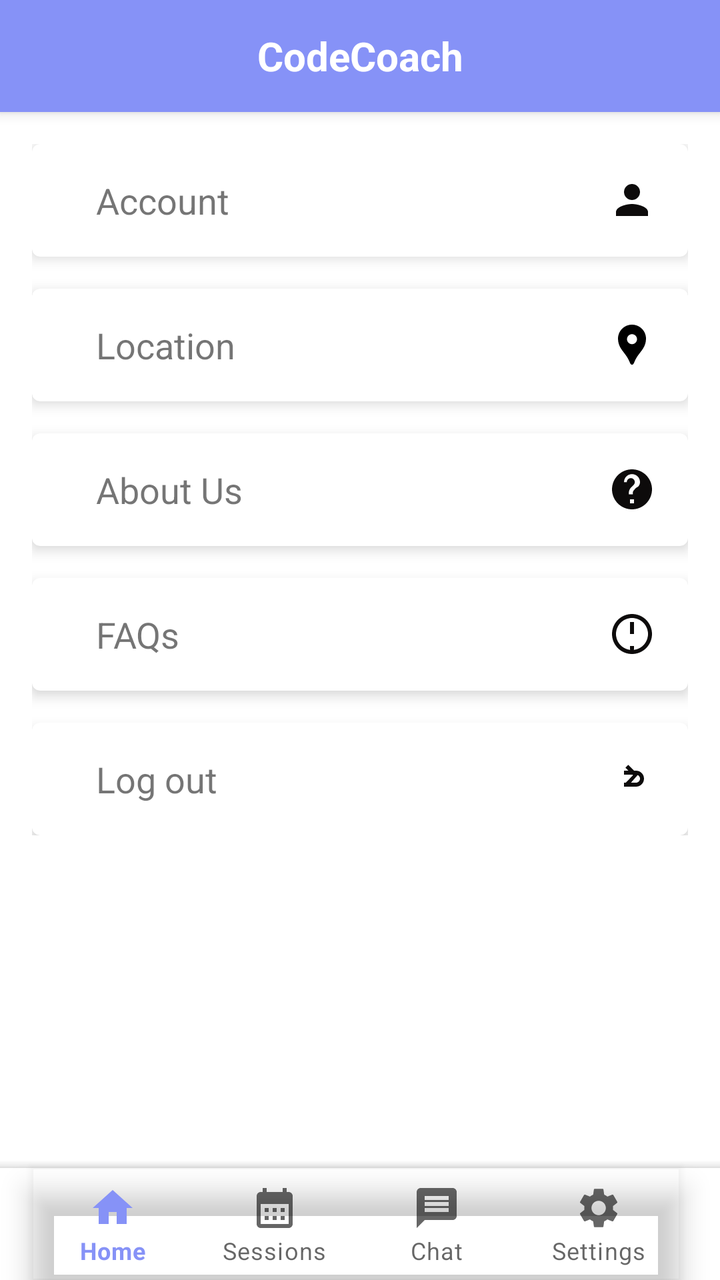
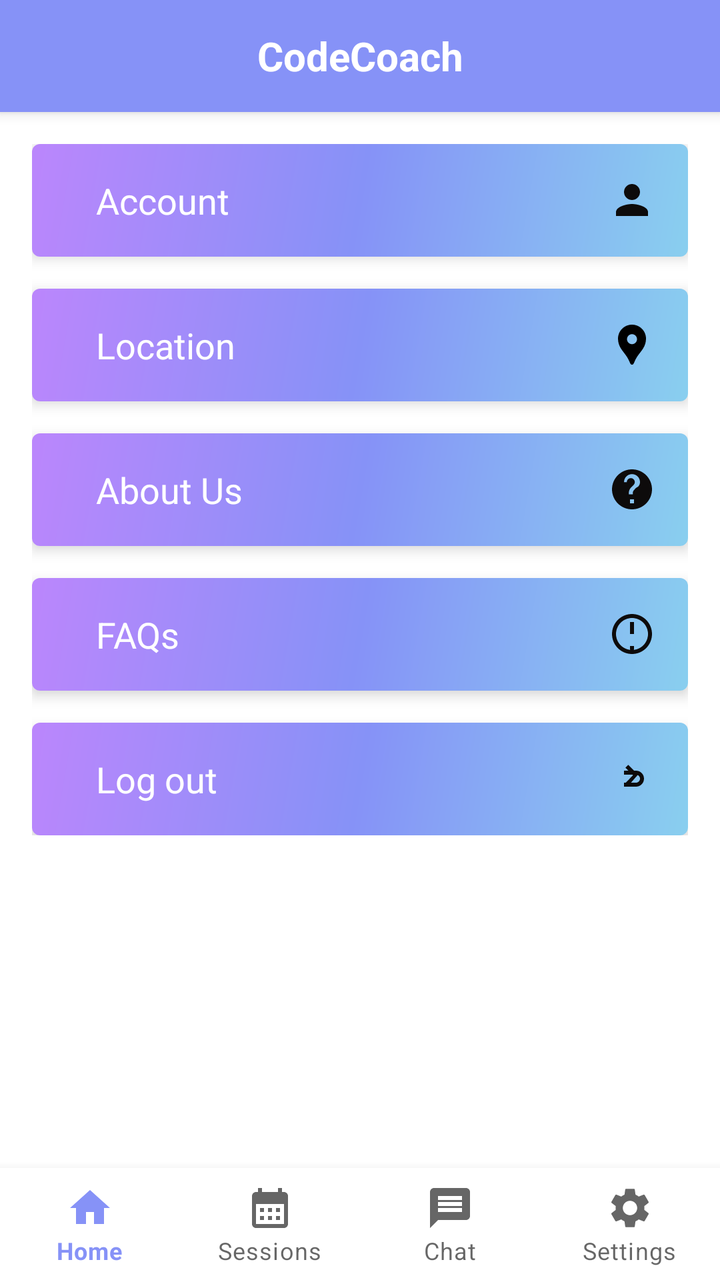

Two renders of the same Android screen: before a commit and after it. Below are the layout's source before the change and the commit's diff.
<!-- AndroidManifest.xml: application theme Theme.CC -->
<!-- res/layout/activity_tutor_settings.xml -->
<?xml version="1.0" encoding="utf-8"?>
<androidx.constraintlayout.widget.ConstraintLayout
    xmlns:android="http://schemas.android.com/apk/res/android"
    xmlns:app="http://schemas.android.com/apk/res-auto"
    xmlns:tools="http://schemas.android.com/tools"
    android:id="@+id/main"
    android:layout_width="match_parent"
    android:layout_height="match_parent"
    android:background="@android:color/system_on_tertiary_light"
    tools:context=".TutorSettings"
    tools:ignore="NewApi">

    <androidx.appcompat.widget.Toolbar
        android:id="@+id/top_bar"
        android:layout_width="match_parent"
        android:layout_height="wrap_content"
        android:background="?attr/colorPrimary"
        android:elevation="4dp"
        tools:ignore="MissingConstraints">

        <TextView
            android:id="@+id/top_bar_title"
            android:layout_width="wrap_content"
            android:layout_height="wrap_content"
            android:layout_gravity="center"
            android:text="CodeCoach"
            android:textColor="@android:color/white"
            android:textSize="20sp"
            android:textStyle="bold" />
    </androidx.appcompat.widget.Toolbar>

    <ScrollView
        android:id="@+id/scrollView"
        android:layout_width="0dp"
        android:layout_height="0dp"
        app:layout_constraintTop_toBottomOf="@id/top_bar"
        app:layout_constraintBottom_toTopOf="@id/bottomAppBar"
        app:layout_constraintStart_toStartOf="parent"
        app:layout_constraintEnd_toEndOf="parent">

        <LinearLayout
            android:layout_width="match_parent"
            android:layout_height="wrap_content"
            android:orientation="vertical"
            android:padding="16dp">

            <com.google.android.material.card.MaterialCardView
                android:id="@+id/accountCard"
                android:layout_width="match_parent"
                android:layout_height="wrap_content"
                android:layout_marginBottom="16dp"
                android:clickable="true"
                android:focusable="true"
                app:cardElevation="4dp">

                <LinearLayout
                    android:layout_width="match_parent"
                    android:layout_height="wrap_content"
                    android:orientation="horizontal"
                    android:padding="16dp"
                    android:gravity="center_vertical">

                    <TextView
                        android:layout_width="0dp"
                        android:layout_height="wrap_content"
                        android:layout_marginStart="16dp"
                        android:layout_weight="1"
                        android:text="Account"
                        android:textSize="18sp" />

                    <ImageView
                        android:layout_width="24dp"
                        android:layout_height="24dp"
                        android:contentDescription="@string/next"
                        android:src="@drawable/baseline_person_2" />
                </LinearLayout>
            </com.google.android.material.card.MaterialCardView>

            <com.google.android.material.card.MaterialCardView
                android:layout_width="match_parent"
                android:layout_height="wrap_content"
                android:layout_marginBottom="16dp"
                android:id="@+id/locationCard"
                android:clickable="true"
                android:focusable="true"
                app:cardElevation="4dp">

                <LinearLayout
                    android:layout_width="match_parent"
                    android:layout_height="wrap_content"
                    android:orientation="horizontal"
                    android:padding="16dp"
                    android:gravity="center_vertical">

                    <TextView
                        android:layout_width="0dp"
                        android:layout_height="wrap_content"
                        android:layout_marginStart="16dp"
                        android:layout_weight="1"
                        android:text="Location"
                        android:textSize="18sp" />

                    <ImageView
                        android:layout_width="24dp"
                        android:layout_height="24dp"
                        android:src="@drawable/baseline_location_pin_24"
                        android:contentDescription="@string/next" />
                </LinearLayout>
            </com.google.android.material.card.MaterialCardView>

            <com.google.android.material.card.MaterialCardView
                android:layout_width="match_parent"
                android:layout_height="wrap_content"
                android:layout_marginBottom="16dp"
                android:clickable="true"
                android:id="@+id/TutorAboutUs"
                android:focusable="true"
                app:cardElevation="4dp">

                <LinearLayout
                    android:layout_width="match_parent"
                    android:layout_height="wrap_content"
                    android:orientation="horizontal"
                    android:padding="16dp"
                    android:gravity="center_vertical">

                    <TextView
                        android:layout_width="0dp"
                        android:layout_height="wrap_content"
                        android:layout_marginStart="16dp"
                        android:layout_weight="1"
                        android:text="About Us"
                        android:textSize="18sp" />

                    <ImageView
                        android:layout_width="24dp"
                        android:layout_height="24dp"
                        android:src="@drawable/baseline_aboutus_24"
                        android:contentDescription="@string/next" />
                </LinearLayout>
            </com.google.android.material.card.MaterialCardView>

            <com.google.android.material.card.MaterialCardView
                android:layout_width="match_parent"
                android:layout_height="wrap_content"
                android:layout_marginBottom="16dp"
                android:id="@+id/TutorFaqCard"
                android:clickable="true"
                android:focusable="true"
                app:cardElevation="4dp">

                <LinearLayout
                    android:layout_width="match_parent"
                    android:layout_height="wrap_content"
                    android:orientation="horizontal"
                    android:padding="16dp"
                    android:gravity="center_vertical">

                    <TextView
                        android:layout_width="0dp"
                        android:layout_height="wrap_content"
                        android:layout_marginStart="16dp"
                        android:layout_weight="1"
                        android:text="FAQs"
                        android:textSize="18sp" />

                    <ImageView
                        android:layout_width="24dp"
                        android:layout_height="24dp"
                        android:src="@drawable/baseline_faqs_24"
                        android:contentDescription="@string/next" />
                </LinearLayout>
            </com.google.android.material.card.MaterialCardView>

            <com.google.android.material.card.MaterialCardView
                android:layout_width="match_parent"
                android:layout_height="wrap_content"
                android:clickable="true"
                android:id="@+id/logoutCard"
                android:focusable="true"
                app:cardElevation="4dp">

                <LinearLayout
                    android:layout_width="match_parent"
                    android:layout_height="wrap_content"
                    android:orientation="horizontal"
                    android:padding="16dp"
                    android:gravity="center_vertical">

                    <TextView
                        android:layout_width="0dp"
                        android:layout_height="wrap_content"
                        android:layout_marginStart="16dp"
                        android:layout_weight="1"
                        android:text="Log out"
                        android:textSize="18sp" />

                    <ImageView
                        android:layout_width="24dp"
                        android:layout_height="24dp"
                        android:src="@drawable/baseline_logout_24"
                        android:contentDescription="@string/next" />
                </LinearLayout>
            </com.google.android.material.card.MaterialCardView>

        </LinearLayout>
    </ScrollView>

    <FrameLayout
        android:id="@+id/fragment_container"
        android:layout_width="match_parent"
        android:layout_height="match_parent"
        android:layout_above="@id/bottomNavigationView"
        android:visibility="gone"
        tools:ignore="NotSibling" />

    <com.google.android.material.bottomappbar.BottomAppBar
        android:id="@+id/bottomAppBar"
        android:layout_width="match_parent"
        android:layout_height="wrap_content"
        android:background="@color/white"
        app:fabCradleMargin="10dp"
        app:fabCradleRoundedCornerRadius="50dp"
        app:layout_constraintBottom_toBottomOf="parent"
        app:layout_constraintStart_toStartOf="parent"
        app:layout_constraintEnd_toEndOf="parent"
        tools:ignore="BottomAppBar">

        <com.google.android.material.bottomnavigation.BottomNavigationView
            android:id="@+id/bottomNavigationView"
            android:layout_width="wrap_content"
            android:layout_height="wrap_content"
            android:layout_marginEnd="20dp"
            app:labelVisibilityMode="labeled"
            android:background="@android:color/transparent"
            app:menu="@menu/bottom_menu" />

    </com.google.android.material.bottomappbar.BottomAppBar>

</androidx.constraintlayout.widget.ConstraintLayout>
<!-- resources referenced by this layout -->
<resources>
  <color name="white">#FFFFFFFF</color>
  <!-- drawable baseline_aboutus_24 (drawable) -->
  <vector xmlns:android="http://schemas.android.com/apk/res/android"
      android:width="24dp"
      android:height="24dp"
      android:viewportWidth="24"
      android:viewportHeight="24"
      android:tint="#0D0B0B">
      <path
          android:fillColor="@color/white"
          android:pathData="M12 2C6.48 2 2 6.48 2 12s4.48 10 10 10 10-4.48 10-10S17.52 2 12 2zm1 17h-2v-2h2v2zm1.07-7.75l-.9.92c-.43.44-.77.97-.77 1.58v.75h-2v-.75c0-.99.45-1.99 1.17-2.71l1.24-1.24c.37-.37.59-.88.59-1.41 0-1.1-.9-2-2-2s-2 .9-2 2H8c0-2.21 1.79-4 4-4s4 1.79 4 4c0 .88-.36 1.68-.93 2.25z"/>
  </vector>
  <!-- drawable baseline_faqs_24 (drawable) -->
  <vector xmlns:android="http://schemas.android.com/apk/res/android"
      android:width="24dp"
      android:height="24dp"
      android:viewportWidth="24"
      android:viewportHeight="24"
      android:tint="#0D0B0B">
      <path
          android:fillColor="@color/white"
          android:pathData="M11 18h2v2h-2v-2zm1-16C6.48 2 2 6.48 2 12s4.48 10 10 10 10-4.48 10-10S17.52 2 12 2zm0 18c-4.41 0-8-3.59-8-8s3.59-8 8-8 8 3.59 8 8-3.59 8-8 8zm1-12h-2v4h2v-4zm0-2h-2v2h2V6z"/>
  </vector>
  <!-- drawable baseline_logout_24 (drawable) -->
  <vector xmlns:android="http://schemas.android.com/apk/res/android"
      android:width="24dp"
      android:height="24dp"
      android:viewportWidth="24"
      android:viewportHeight="24"
      android:tint="#0D0B0B">
      <path
          android:fillColor="@color/white"
          android:pathData="M10.09,15.59L8.67,14.17L12.5,10.33L8.67,6.5L10.09,5.09L15,10L10.09,15.59z M16,12c0,-1.11 -0.9,-2 -2,-2h-6v-2h6c2.21,0 4,1.79 4,4c0,2.21 -1.79,4 -4,4h-6v-2h6c1.1,0 2,-0.89 2,-2z"/>
  </vector>
  <!-- drawable baseline_person_2 (drawable) -->
  <vector xmlns:android="http://schemas.android.com/apk/res/android" android:height="24dp" android:tint="#0D0B0B" android:viewportHeight="24" android:viewportWidth="24" android:width="24dp">
        
      <path android:fillColor="@color/white" android:pathData="M12,12c2.21,0 4,-1.79 4,-4s-1.79,-4 -4,-4 -4,1.79 -4,4 1.79,4 4,4zM12,14c-2.67,0 -8,1.34 -8,4v2h16v-2c0,-2.66 -5.33,-4 -8,-4z"/>
      
  </vector>
  <string name="next">Next</string>
  <style name="Theme.CC" parent="Base.Theme.CC" />
  <style name="Base.Theme.CC" parent="Theme.MaterialComponents.DayNight.NoActionBar">
          
          <item name="colorPrimary">@color/lavender</item>
          <item name="colorPrimaryVariant">@color/lavender</item>
          <item name="colorOnPrimary">@color/white</item>
          
          <item name="colorSecondary">@color/teal_200</item>
          <item name="colorSecondaryVariant">@color/teal_700</item>
          <item name="colorOnSecondary">@color/black</item>
          
          <item name="android:statusBarColor">?attr/colorPrimaryVariant</item>
          
          
      </style>
  <color name="lavender">#8692f7</color>
  <color name="teal_200">#FF03DAC5</color>
  <color name="teal_700">#FF018786</color>
  <color name="black">#FF000000</color>
  <!-- unchanged entries left out for length: 1 -->
</resources>

<!-- the commit's change to res/layout/activity_tutor_settings.xml (unified diff, before → after) -->
@@ -34,7 +34,7 @@
         android:layout_width="0dp"
         android:layout_height="0dp"
         app:layout_constraintTop_toBottomOf="@id/top_bar"
-        app:layout_constraintBottom_toTopOf="@id/bottomAppBar"
+        app:layout_constraintBottom_toTopOf="@id/bottomNavigationView"
         app:layout_constraintStart_toStartOf="parent"
         app:layout_constraintEnd_toEndOf="parent">
 
@@ -56,15 +56,17 @@
                 <LinearLayout
                     android:layout_width="match_parent"
                     android:layout_height="wrap_content"
-                    android:orientation="horizontal"
-                    android:padding="16dp"
-                    android:gravity="center_vertical">
-
-                    <TextView
-                        android:layout_width="0dp"
-                        android:layout_height="wrap_content"
-                        android:layout_marginStart="16dp"
-                        android:layout_weight="1"
+                    android:background="@drawable/gradient"
+                    android:orientation="horizontal"
+                    android:padding="16dp"
+                    android:gravity="center_vertical">
+
+                    <TextView
+                        android:layout_width="0dp"
+                        android:layout_height="wrap_content"
+                        android:layout_marginStart="16dp"
+                        android:layout_weight="1"
+                        android:textColor="@color/white"
                         android:text="Account"
                         android:textSize="18sp" />
 
@@ -89,14 +91,16 @@
                     android:layout_width="match_parent"
                     android:layout_height="wrap_content"
                     android:orientation="horizontal"
-                    android:padding="16dp"
-                    android:gravity="center_vertical">
-
-                    <TextView
-                        android:layout_width="0dp"
-                        android:layout_height="wrap_content"
-                        android:layout_marginStart="16dp"
-                        android:layout_weight="1"
+                    android:background="@drawable/gradient"
+                    android:padding="16dp"
+                    android:gravity="center_vertical">
+
+                    <TextView
+                        android:layout_width="0dp"
+                        android:layout_height="wrap_content"
+                        android:layout_marginStart="16dp"
+                        android:layout_weight="1"
+                        android:textColor="@color/white"
                         android:text="Location"
                         android:textSize="18sp" />
 
@@ -121,14 +125,16 @@
                     android:layout_width="match_parent"
                     android:layout_height="wrap_content"
                     android:orientation="horizontal"
-                    android:padding="16dp"
-                    android:gravity="center_vertical">
-
-                    <TextView
-                        android:layout_width="0dp"
-                        android:layout_height="wrap_content"
-                        android:layout_marginStart="16dp"
-                        android:layout_weight="1"
+                    android:background="@drawable/gradient"
+                    android:padding="16dp"
+                    android:gravity="center_vertical">
+
+                    <TextView
+                        android:layout_width="0dp"
+                        android:layout_height="wrap_content"
+                        android:layout_marginStart="16dp"
+                        android:layout_weight="1"
+                        android:textColor="@color/white"
                         android:text="About Us"
                         android:textSize="18sp" />
 
@@ -153,14 +159,16 @@
                     android:layout_width="match_parent"
                     android:layout_height="wrap_content"
                     android:orientation="horizontal"
-                    android:padding="16dp"
-                    android:gravity="center_vertical">
-
-                    <TextView
-                        android:layout_width="0dp"
-                        android:layout_height="wrap_content"
-                        android:layout_marginStart="16dp"
-                        android:layout_weight="1"
+                    android:background="@drawable/gradient"
+                    android:padding="16dp"
+                    android:gravity="center_vertical">
+
+                    <TextView
+                        android:layout_width="0dp"
+                        android:layout_height="wrap_content"
+                        android:layout_marginStart="16dp"
+                        android:layout_weight="1"
+                        android:textColor="@color/white"
                         android:text="FAQs"
                         android:textSize="18sp" />
 
@@ -184,14 +192,16 @@
                     android:layout_width="match_parent"
                     android:layout_height="wrap_content"
                     android:orientation="horizontal"
-                    android:padding="16dp"
-                    android:gravity="center_vertical">
-
-                    <TextView
-                        android:layout_width="0dp"
-                        android:layout_height="wrap_content"
-                        android:layout_marginStart="16dp"
-                        android:layout_weight="1"
+                    android:background="@drawable/gradient"
+                    android:padding="16dp"
+                    android:gravity="center_vertical">
+
+                    <TextView
+                        android:layout_width="0dp"
+                        android:layout_height="wrap_content"
+                        android:layout_marginStart="16dp"
+                        android:layout_weight="1"
+                        android:textColor="@color/white"
                         android:text="Log out"
                         android:textSize="18sp" />
 
@@ -214,27 +224,15 @@
         android:visibility="gone"
         tools:ignore="NotSibling" />
 
-    <com.google.android.material.bottomappbar.BottomAppBar
-        android:id="@+id/bottomAppBar"
+    <com.google.android.material.bottomnavigation.BottomNavigationView
+        android:id="@+id/bottomNavigationView"
         android:layout_width="match_parent"
         android:layout_height="wrap_content"
         android:background="@color/white"
-        app:fabCradleMargin="10dp"
-        app:fabCradleRoundedCornerRadius="50dp"
+        app:labelVisibilityMode="labeled"
         app:layout_constraintBottom_toBottomOf="parent"
         app:layout_constraintStart_toStartOf="parent"
         app:layout_constraintEnd_toEndOf="parent"
-        tools:ignore="BottomAppBar">
-
-        <com.google.android.material.bottomnavigation.BottomNavigationView
-            android:id="@+id/bottomNavigationView"
-            android:layout_width="wrap_content"
-            android:layout_height="wrap_content"
-            android:layout_marginEnd="20dp"
-            app:labelVisibilityMode="labeled"
-            android:background="@android:color/transparent"
-            app:menu="@menu/bottom_menu" />
-
-    </com.google.android.material.bottomappbar.BottomAppBar>
+        app:menu="@menu/bottom_menu" />>
 
 </androidx.constraintlayout.widget.ConstraintLayout>
<!-- resource entries referenced after the edit -->
@@ -40,8 +40,19 @@
       <path android:fillColor="@color/white" android:pathData="M12,12c2.21,0 4,-1.79 4,-4s-1.79,-4 -4,-4 -4,1.79 -4,4 1.79,4 4,4zM12,14c-2.67,0 -8,1.34 -8,4v2h16v-2c0,-2.66 -5.33,-4 -8,-4z"/>
       
   </vector>
+  <!-- drawable gradient (drawable) -->
+  <?xml version="1.0" encoding="utf-8"?>
+  <shape xmlns:android="http://schemas.android.com/apk/res/android">
+  
+      <gradient android:startColor="@color/purple_200"
+          android:centerColor="@color/lavender"
+          android:endColor="@color/blue"
+          android:angle="315"/>
+  
+  </shape>
   <string name="next">Next</string>
   <style name="Theme.CC" parent="Base.Theme.CC" />
+  <color name="purple_200">#FFBB86FC</color>
   <style name="Base.Theme.CC" parent="Theme.MaterialComponents.DayNight.NoActionBar">
           
           <item name="colorPrimary">@color/lavender</item>
@@ -57,6 +68,7 @@
           
       </style>
   <color name="lavender">#8692f7</color>
+  <color name="blue">#89CFEF</color>
   <color name="teal_200">#FF03DAC5</color>
   <color name="teal_700">#FF018786</color>
   <color name="black">#FF000000</color>
